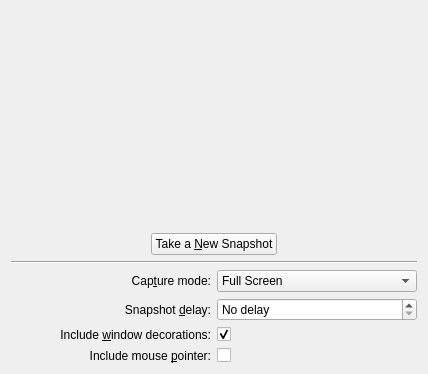
The window that ksnapshotwidget.ui (KDE/ksnapshot) describes before a commit, drawn with Qt 5.
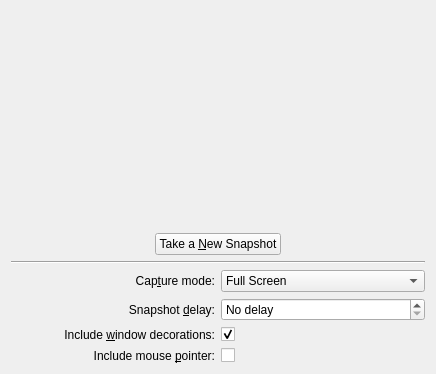
The same window after the commit. Custom widgets are drawn as their Qt base class.

```diff
--- a/ksnapshotwidget.ui
+++ b/ksnapshotwidget.ui
@@ -6,7 +6,7 @@
    <rect>
     <x>0</x>
     <y>0</y>
-    <width>428</width>
+    <width>436</width>
     <height>374</height>
    </rect>
   </property>
@@ -179,7 +179,7 @@
         <string>No delay</string>
        </property>
        <property name="suffix">
-        <string> </string>
+        <string/>
        </property>
       </widget>
      </item>
```
Left out of the diff: 5 changed lines with no effect on the pictures.
